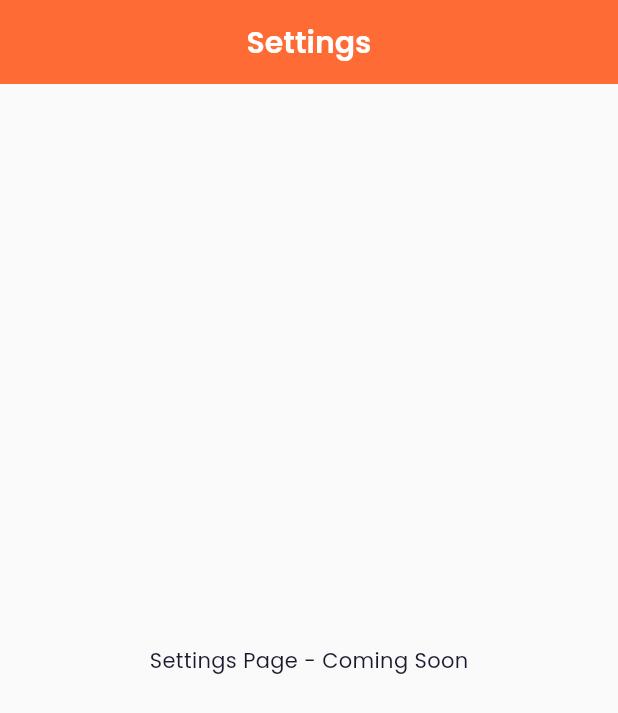
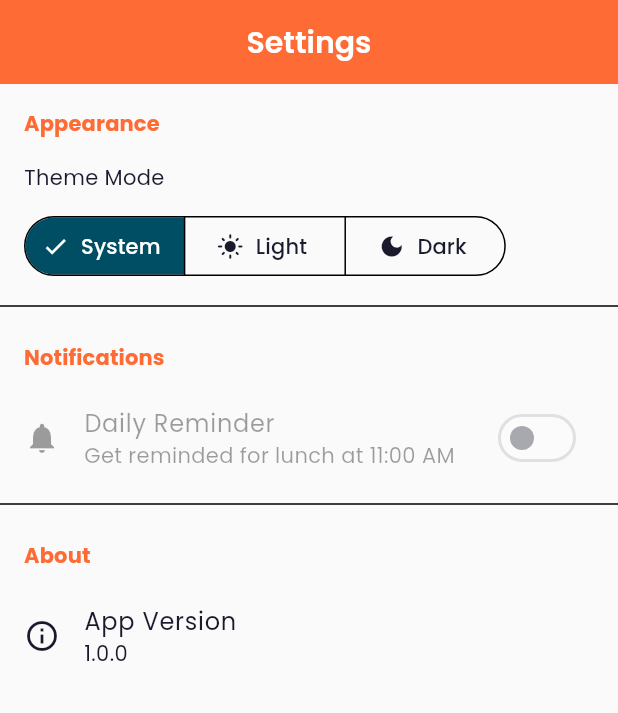
Before and after one commit to RivaldoPardede/nyamnyam, a Flutter app: the SettingsPage screen opened by its route, on a phone screen of 412 x 824 dp. Shown: the top 713 px of the screen. Run offline on Flutter 3.47's test engine with Material 3 defaults, Android fonts, the light colour scheme and no system bars; our stand-ins replace go_router, google_fonts, shared_preferences, sqflite; accounts and stored records are empty; network calls fail.

Commit message:
feat: implement theme settings with SharedPreferences persistence

```diff
--- a/lib/main.dart
+++ b/lib/main.dart
@@ -22,7 +22,13 @@ class NyamNyamApp extends StatelessWidget {
         ChangeNotifierProvider(create: (_) => RestaurantListProvider()),
         ChangeNotifierProvider(create: (_) => RestaurantDetailProvider()),
         ChangeNotifierProvider(create: (_) => RestaurantSearchProvider()),
-        ChangeNotifierProvider(create: (_) => ThemeProvider()),
+        ChangeNotifierProvider(
+          create: (_) {
+            final provider = ThemeProvider();
+            provider.loadTheme(); // Load saved theme on startup
+            return provider;
+          },
+        ),
         ChangeNotifierProvider(create: (_) => FavoriteProvider()),
       ],
       child: Consumer<ThemeProvider>(
--- a/lib/providers/theme_provider.dart
+++ b/lib/providers/theme_provider.dart
@@ -1,11 +1,28 @@
 import 'package:flutter/material.dart';
+import '../data/local/preferences_service.dart';
 
-/// Provider for managing app theme mode
+/// Provider for managing app theme mode with persistence
 class ThemeProvider extends ChangeNotifier {
+  final PreferencesService _prefsService;
   ThemeMode _themeMode = ThemeMode.system;
+  bool _isInitialized = false;
+
+  ThemeProvider({PreferencesService? prefsService})
+    : _prefsService = prefsService ?? PreferencesService();
 
   /// Current theme mode
   ThemeMode get themeMode => _themeMode;
+
+  /// Whether provider is initialized
+  bool get isInitialized => _isInitialized;
+
+  /// Initialize theme from preferences
+  Future<void> loadTheme() async {
+    final modeIndex = await _prefsService.getThemeMode();
+    _themeMode = ThemeMode.values[modeIndex];
+    _isInitialized = true;
+    notifyListeners();
+  }
 
   /// Whether dark mode is active (for display purposes)
   bool isDarkMode(BuildContext context) {
@@ -16,16 +33,18 @@ class ThemeProvider extends ChangeNotifier {
   }
 
   /// Toggle between light and dark theme
-  void toggleTheme() {
+  Future<void> toggleTheme() async {
     _themeMode = _themeMode == ThemeMode.dark
         ? ThemeMode.light
         : ThemeMode.dark;
+    await _prefsService.setThemeMode(_themeMode.index);
     notifyListeners();
   }
 
   /// Set specific theme mode
-  void setThemeMode(ThemeMode mode) {
+  Future<void> setThemeMode(ThemeMode mode) async {
     _themeMode = mode;
+    await _prefsService.setThemeMode(mode.index);
     notifyListeners();
   }
 }
--- a/lib/ui/pages/settings_page.dart
+++ b/lib/ui/pages/settings_page.dart
@@ -1,4 +1,6 @@
 import 'package:flutter/material.dart';
+import 'package:provider/provider.dart';
+import '../../providers/theme_provider.dart';
 
 /// Page for app settings (theme, notifications)
 class SettingsPage extends StatelessWidget {
@@ -6,9 +8,93 @@ class SettingsPage extends StatelessWidget {
 
   @override
   Widget build(BuildContext context) {
+    final theme = Theme.of(context);
+
     return Scaffold(
       appBar: AppBar(title: const Text('Settings')),
-      body: const Center(child: Text('Settings Page - Coming Soon')),
+      body: ListView(
+        children: [
+          // Theme Section
+          _buildSectionHeader(theme, 'Appearance'),
+          Consumer<ThemeProvider>(
+            builder: (context, themeProvider, _) {
+              return Padding(
+                padding: const EdgeInsets.symmetric(horizontal: 16),
+                child: Column(
+                  crossAxisAlignment: CrossAxisAlignment.start,
+                  children: [
+                    const SizedBox(height: 8),
+                    Text(
+                      'Theme Mode',
+                      style: theme.textTheme.bodyMedium,
+                    ),
+                    const SizedBox(height: 12),
+                    SegmentedButton<ThemeMode>(
+                      segments: const [
+                        ButtonSegment(
+                          value: ThemeMode.system,
+                          icon: Icon(Icons.settings_suggest),
+                          label: Text('System'),
+                        ),
+                        ButtonSegment(
+                          value: ThemeMode.light,
+                          icon: Icon(Icons.light_mode),
+                          label: Text('Light'),
+                        ),
+                        ButtonSegment(
+                          value: ThemeMode.dark,
+                          icon: Icon(Icons.dark_mode),
+                          label: Text('Dark'),
+                        ),
+                      ],
+                      selected: {themeProvider.themeMode},
+                      onSelectionChanged: (selection) {
+                        themeProvider.setThemeMode(selection.first);
+                      },
+                    ),
+                    const SizedBox(height: 8),
+                  ],
+                ),
+              );
+            },
+          ),
+
+          const Divider(),
+
+          // Notifications Section (placeholder for Phase 4)
+          _buildSectionHeader(theme, 'Notifications'),
+          SwitchListTile(
+            secondary: const Icon(Icons.notifications),
+            title: const Text('Daily Reminder'),
+            subtitle: const Text('Get reminded for lunch at 11:00 AM'),
+            value: false,
+            onChanged: null, // Will be implemented in Phase 4
+          ),
+
+          const Divider(),
+
+          // About Section
+          _buildSectionHeader(theme, 'About'),
+          const ListTile(
+            leading: Icon(Icons.info_outline),
+            title: Text('App Version'),
+            subtitle: Text('1.0.0'),
+          ),
+        ],
+      ),
+    );
+  }
+
+  Widget _buildSectionHeader(ThemeData theme, String title) {
+    return Padding(
+      padding: const EdgeInsets.fromLTRB(16, 16, 16, 8),
+      child: Text(
+        title,
+        style: theme.textTheme.titleSmall?.copyWith(
+          color: theme.colorScheme.primary,
+          fontWeight: FontWeight.bold,
+        ),
+      ),
     );
   }
 }
```
